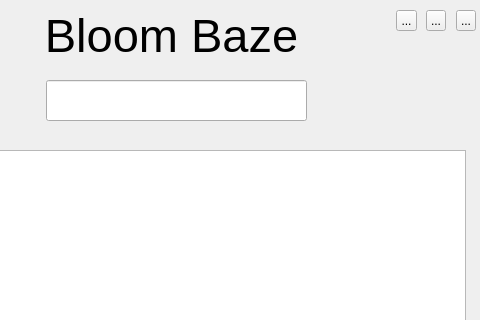
The window that mainwindow.ui (meomato/Flower-DataBase-DSBA-project-cpp-2024) describes before a commit, drawn with Qt 5; both pictures show x 394 to 874 and y 0 to 320 of the 874 by 600 pixel window.
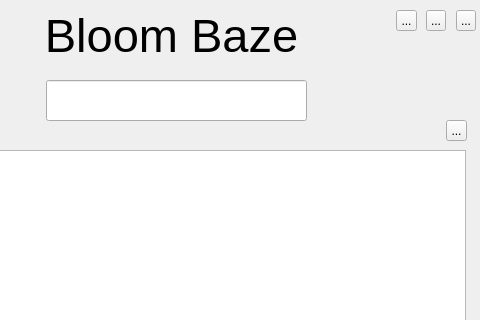
The same window after the commit.

Diff of the .ui file:
```diff
--- a/mainwindow.ui
+++ b/mainwindow.ui
@@ -122,17 +122,17 @@
      <string>...</string>
     </property>
    </widget>
-   <widget class="QLabel" name="label_2">
+   <widget class="QToolButton" name="toolButton_4">
     <property name="geometry">
      <rect>
-      <x>480</x>
-      <y>50</y>
-      <width>111</width>
-      <height>91</height>
+      <x>560</x>
+      <y>120</y>
+      <width>21</width>
+      <height>21</height>
      </rect>
     </property>
     <property name="text">
-     <string/>
+     <string>...</string>
     </property>
    </widget>
   </widget>
```
